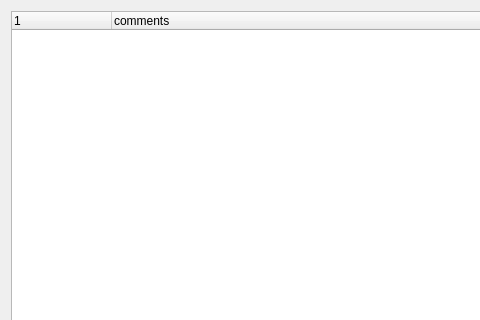
This is Tesla/tesla_q3/tesla_q3.ui in slashgu/qt_project as Qt 5 draws it before an edit; both pictures show x 0 to 480 and y 0 to 320 of the 678 by 486 pixel window. The edited form follows.
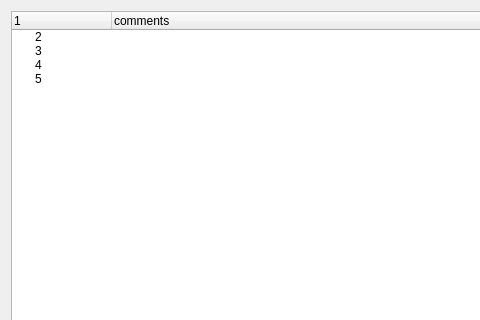
This is the edited form.

Patch:
```diff
--- a/Tesla/tesla_q3/tesla_q3.ui
+++ b/Tesla/tesla_q3/tesla_q3.ui
@@ -28,6 +28,26 @@
          <string>comments</string>
         </property>
        </column>
+       <item>
+        <property name="text">
+         <string>2</string>
+        </property>
+       </item>
+       <item>
+        <property name="text">
+         <string>3</string>
+        </property>
+       </item>
+       <item>
+        <property name="text">
+         <string>4</string>
+        </property>
+       </item>
+       <item>
+        <property name="text">
+         <string>5</string>
+        </property>
+       </item>
       </widget>
      </item>
     </layout>
```
